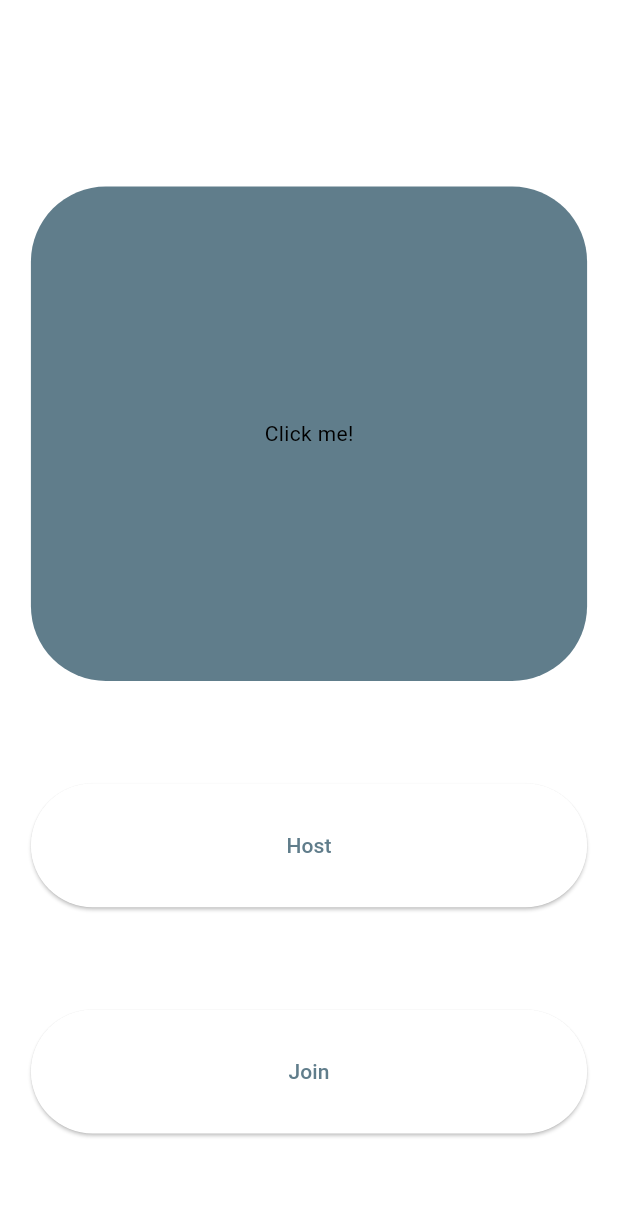
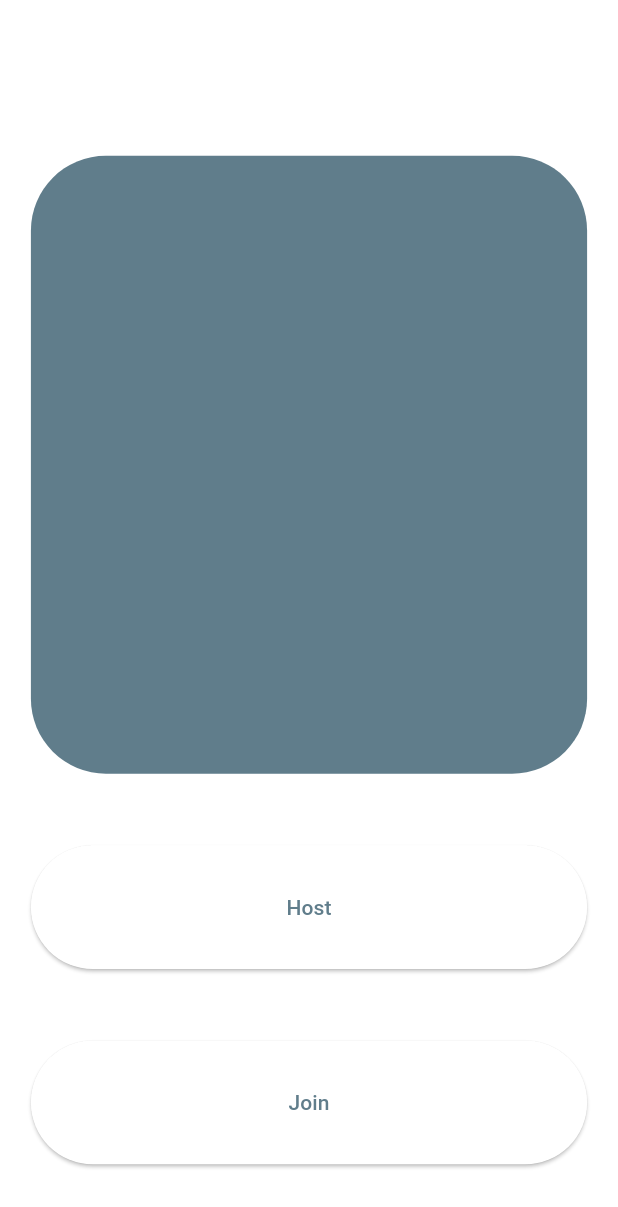
Before and after one commit to aldensprackling/app, a Flutter app: the screen it shows after launch, after a tap on "Host", on a phone screen of 412 x 824 dp. Shown: the top 1207 px of the screen. Run offline on Flutter 3.47's test engine with Material 3 defaults, Android fonts, the phone set to English and light mode, and no system bars.

Commit message:
added to home page layout

```diff
--- a/lib/home_page.dart
+++ b/lib/home_page.dart
@@ -1,4 +1,3 @@
-import 'package:app/main.dart';
 import 'package:flutter/material.dart';
 
 class MyHomePage extends StatefulWidget {
@@ -21,23 +20,17 @@ class _MyHomePageState extends State<MyHomePage> {
           mainAxisAlignment: MainAxisAlignment.spaceEvenly,
           children: <Widget>[
 
-            // Personal account
+            // User widget
             GestureDetector(
               onTap: () {
-                // Handle container click
-                print('Container clicked!');
+                print('Container pressed');
               },
               child: Container(
                 width: MediaQuery.sizeOf(context).width * 0.90,
-                height: MediaQuery.sizeOf(context).height * 0.40,
+                height: MediaQuery.sizeOf(context).height * 0.50,
                 decoration: BoxDecoration(
                   color: Theme.of(context).primaryColor,
                   borderRadius: BorderRadius.circular(50.0),
-                ),
-                child: const Center(
-                  child: Text(
-                    'Click me!',
-                  ),
                 ),
               ),
             ),
@@ -48,8 +41,7 @@ class _MyHomePageState extends State<MyHomePage> {
               height: MediaQuery.sizeOf(context).height * 0.10,
               child: ElevatedButton(
                 onPressed: () {
-                // Add the functionality you want when the button is pressed
-                print('Button pressed!');
+                  print('Host button pressed');
                 },
                 style: ElevatedButton.styleFrom(
                   shape: RoundedRectangleBorder(
@@ -66,8 +58,7 @@ class _MyHomePageState extends State<MyHomePage> {
               height: MediaQuery.sizeOf(context).height * 0.10,
               child: ElevatedButton(
                 onPressed: () {
-                // Add the functionality you want when the button is pressed
-                print('Button pressed!');
+                  print('Join button pressed');
                 },
                 style: ElevatedButton.styleFrom(
                   shape: RoundedRectangleBorder(
```
